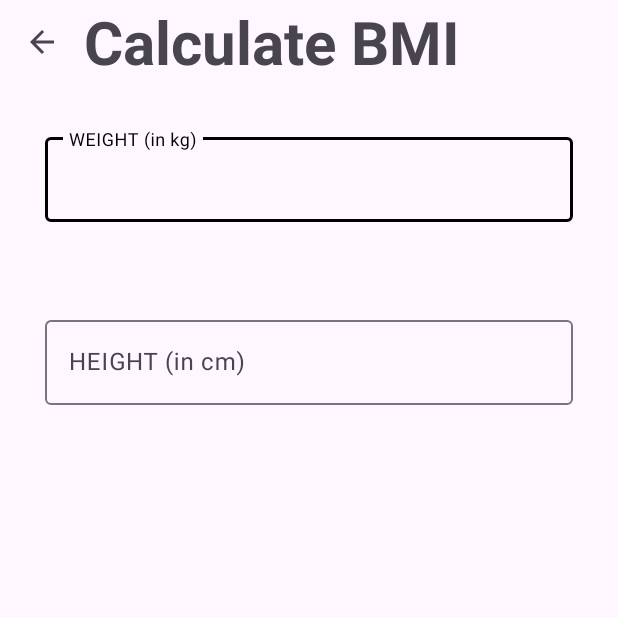
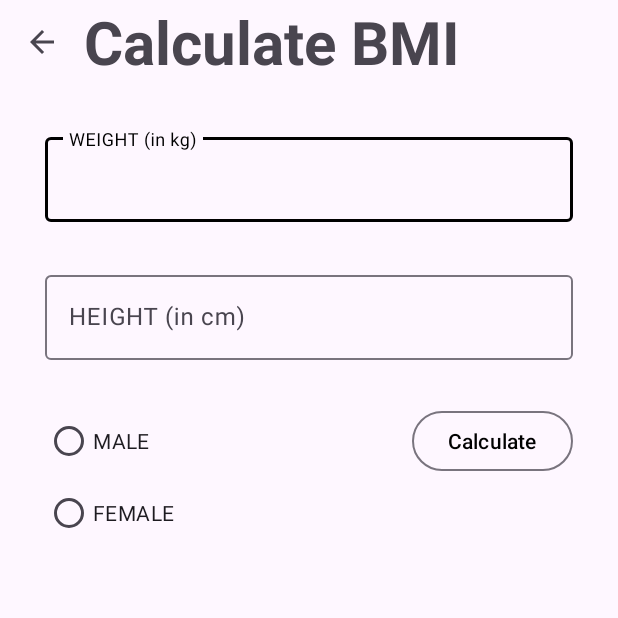
Before and after one commit to dolgovv/7MinuteWorkout, an Android app: the BMICalculatorActivity screen opened directly, with no data from a screen before it, on a phone screen of 412 x 824 dp, the top half of it. Run offline under Robolectric (Android 15) with nearby library versions, the phone set to English and light mode, and no system bars.

Commit message:
BMI Calculator
Added:
- Result card`s visibility functionality
- BMI Calculator`s UI and its functionality
- Some string resources for BMI Calculator

Fixed:
- Now TextInputs takes only numbers
- Some minor UI changes

```diff
--- a/app/src/main/java/com/example/a7minuteworkout/BMICalculatorActivity.kt
+++ b/app/src/main/java/com/example/a7minuteworkout/BMICalculatorActivity.kt
@@ -2,13 +2,19 @@ package com.example.a7minuteworkout
 
 import androidx.appcompat.app.AppCompatActivity
 import android.os.Bundle
+import android.view.View.GONE
+import android.view.View.VISIBLE
+import android.widget.Toast
 import kotlinx.android.synthetic.main.activity_bmicalculator.*
-import kotlinx.android.synthetic.main.activity_exercise.*
 
 class BMICalculatorActivity : AppCompatActivity() {
+
+    private var bmiResult = ""
     override fun onCreate(savedInstanceState: Bundle?) {
         super.onCreate(savedInstanceState)
         setContentView(R.layout.activity_bmicalculator)
+
+        bmiCard.visibility = GONE
 
         setSupportActionBar(upper_case_bmi)
         val actionbar = supportActionBar
@@ -18,5 +24,40 @@ class BMICalculatorActivity : AppCompatActivity() {
         upper_case_bmi.setNavigationOnClickListener {
             onBackPressed()
         }
+
+        btn_calculate.setOnClickListener{
+            bmiCard.visibility = VISIBLE
+            setBMIindex()
+            setDescriptionBMIResult(tvResultBMI.text.toString().toDouble().toInt())
+        }
     }
+
+    private fun setBMIindex(){
+        bmiResult = calculateBMI(t_weight.text.toString(), t_height.text.toString())
+        tvResultBMI.text = bmiResult
+    }
+
+    private fun setDescriptionBMIResult(bmiIndex: Int){
+        if (bmiIndex <= 20){
+            tvResultDescription.setText(R.string.lowBMIdescription)
+        }
+        else if(bmiIndex in 21..24){
+            tvResultDescription.setText(R.string.normalBMIdescription)
+        }
+        else{
+            tvResultDescription.setText(R.string.highBMIdescription)
+        }
+    }
+
+    private fun calculateBMI(weight: String, height: String): String {
+
+        val heightDouble = height.toDouble()/100
+        val preResult = (weight.toDouble() / (heightDouble * heightDouble)).toString()
+        val result = preResult.substring(0, 4)
+
+        return result
+
+    }
+
+
 }
--- a/app/src/main/res/layout/activity_bmicalculator.xml
+++ b/app/src/main/res/layout/activity_bmicalculator.xml
@@ -11,6 +11,7 @@
         android:layout_width="match_parent"
         android:layout_height="match_parent"
         android:orientation="vertical">
+
         <androidx.appcompat.widget.Toolbar
         android:id="@+id/upper_case_bmi"
         android:layout_width="match_parent"
@@ -31,42 +32,129 @@
     <LinearLayout
         android:layout_width="match_parent"
         android:layout_height="match_parent"
-        android:orientation="vertical">
-
+        android:orientation="vertical"
+        android:padding="30dp">
 
         <com.google.android.material.textfield.TextInputLayout
             android:id="@+id/ti_weight"
             android:layout_width="match_parent"
             android:layout_height="wrap_content"
-            android:layout_margin="30dp"
             android:hint="WEIGHT (in kg)"
             app:expandedHintEnabled="true"
             android:focusable="true"
             >
 
             <com.google.android.material.textfield.TextInputEditText
+                android:id="@+id/t_weight"
                 android:layout_width="match_parent"
                 android:layout_height="wrap_content"
+                android:text=""
+                android:inputType="number"
+                android:layout_marginBottom="30dp"
                 />
+        </com.google.android.material.textfield.TextInputLayout>
 
-        </com.google.android.material.textfield.TextInputLayout>
         <com.google.android.material.textfield.TextInputLayout
             android:id="@+id/ti_height"
             android:layout_width="match_parent"
             android:layout_height="wrap_content"
-            android:layout_margin="30dp"
             android:hint="HEIGHT (in cm)"
             app:expandedHintEnabled="true"
             android:text="sadkln"
             android:focusable="false"
             >
 
+
             <com.google.android.material.textfield.TextInputEditText
+                android:id="@+id/t_height"
                 android:layout_width="match_parent"
                 android:layout_height="wrap_content"
+                android:text=""
+                android:inputType="number"
+                android:layout_marginBottom="30dp"
                 />
 
         </com.google.android.material.textfield.TextInputLayout>
+
+        <RelativeLayout
+            android:layout_width="match_parent"
+            android:layout_height="wrap_content"
+            android:orientation="horizontal"
+            android:layout_gravity="right"
+            >
+
+            <RadioGroup
+                android:id="@+id/radioGroup"
+                android:layout_width="wrap_content"
+                android:layout_height="wrap_content"
+                android:layout_marginRight="30dp"
+                android:layout_marginBottom="30dp">
+
+                <RadioButton
+                    android:id="@+id/radio_button_1"
+                    android:layout_width="match_parent"
+                    android:layout_height="match_parent"
+                    android:text="MALE" />
+
+                <RadioButton
+                    android:id="@+id/radio_button_2"
+                    android:layout_width="match_parent"
+                    android:layout_height="match_parent"
+                    android:text="FEMALE" />
+            </RadioGroup>
+
+            <Button
+                android:id="@+id/btn_calculate"
+                style="?attr/materialButtonOutlinedStyle"
+                android:layout_width="wrap_content"
+                android:layout_height="wrap_content"
+                android:layout_alignParentRight="true"
+                android:text="Calculate" />
+        </RelativeLayout>
+
+        <LinearLayout
+            android:layout_width="match_parent"
+            android:layout_height="match_parent"
+            android:orientation="vertical"
+            android:layout_gravity="center">
+
+        <com.google.android.material.card.MaterialCardView
+            android:id="@+id/bmiCard"
+            android:layout_width="match_parent"
+            android:layout_height="wrap_content"
+            style="?attr/materialCardViewFilledStyle"
+            android:layout_gravity="center"
+            android:visibility="visible"
+            >
+
+            <LinearLayout
+                android:layout_width="match_parent"
+                android:layout_height="match_parent"
+                android:orientation="vertical">
+
+                <TextView
+                    android:id="@+id/tvResultBMI"
+                    android:layout_width="match_parent"
+                    android:layout_height="wrap_content"
+                    android:textSize="30dp"
+                    android:textStyle="bold"
+                    android:gravity="center"
+                    tools:text="21.3"
+                    android:layout_margin="10dp"
+                    />
+
+                <TextView
+                    android:id="@+id/tvResultDescription"
+                    android:layout_width="match_parent"
+                    android:layout_height="wrap_content"
+                    android:textSize="15dp"
+                    android:gravity="center"
+                    android:layout_margin="10dp"
+                    />
+
+            </LinearLayout>
+        </com.google.android.material.card.MaterialCardView>
+        </LinearLayout>
     </LinearLayout>
 </LinearLayout>
 </RelativeLayout>
--- a/app/src/main/res/values/strings.xml
+++ b/app/src/main/res/values/strings.xml
@@ -5,4 +5,11 @@
     <string name="accept">Yes</string>
     <string name="supporting_text">This will stop your workout. You`ve come so far, are you sure you want to quit?</string>
     <string name="title">Are you sure?</string>
+
+    <string name="lowBMIdescription"> If you`re underweight, you may be more likely to also be malnourished if your low BMI is caused by an unbalanced diet or an underlying disease that affects nutrient absorption. Malnutrition can also lead to anemia or a deficiency in essential vitamins. Anemia can also be caused by malabsorption of nutrients.</string>
+
+    <string name="normalBMIdescription"> You are ok, man, now turn your fat into muscles</string>
+
+    <string name="highBMIdescription">The higher your BMI, the higher your risk for certain diseases such as heart disease, high blood pressure, type 2 diabetes, gallstones, breathing problems, and certain cancers.</string>
+
 </resources>
```
